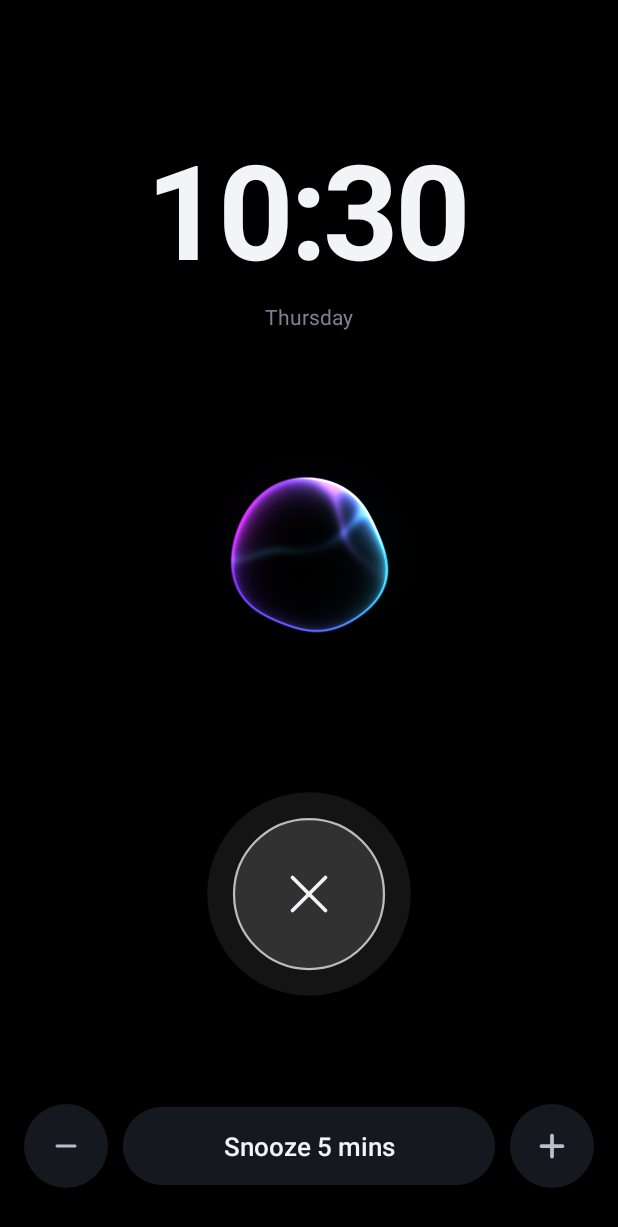
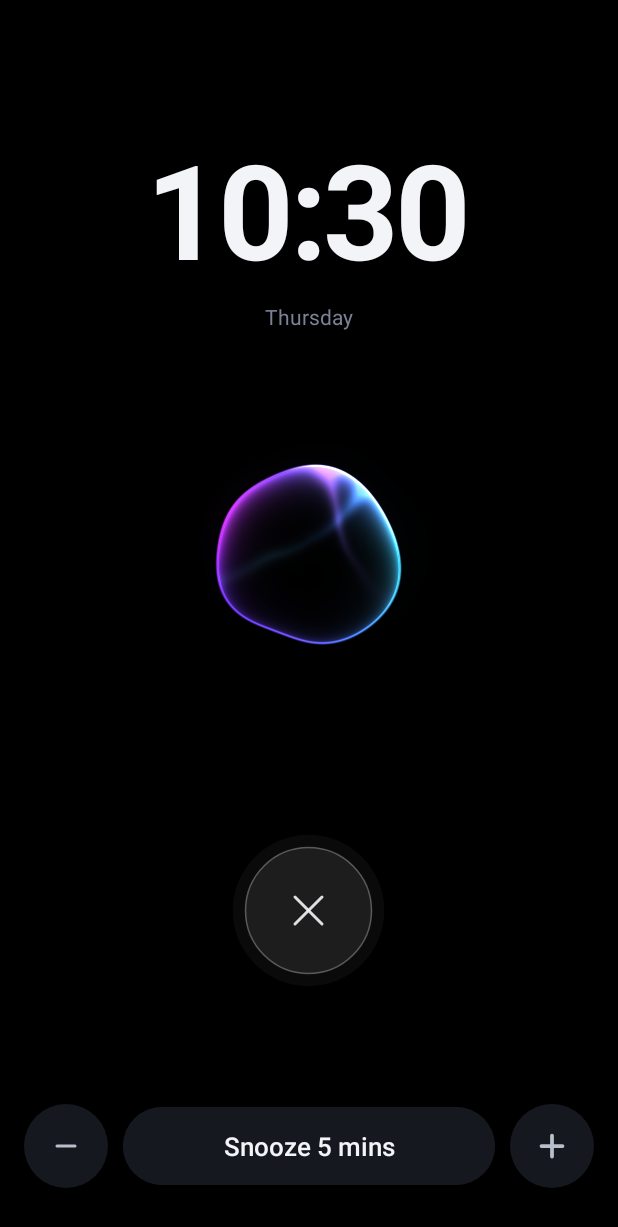
Before and after one commit to Joe-ux-stack/Alarm-Affirmation, an Android app: the AlarmActivity screen opened directly, with no data from a screen before it, on a phone screen of 412 x 824 dp. Shown: the top 1227 px of the screen. Run offline under Robolectric (Android 15) with nearby library versions, the phone set to English and light mode, and no system bars; 1 statement that could not run was skipped.

Commit message:
am/pm tap flips; voice model not loaded on alarm wake + fire log; lighter smaller dismiss; water-like orb from first second; roomier inputs; warmer intention phrasing; 12/24h clock
Co-Authored-By: Claude Opus 5.5 <noreply@anthropic.com>
Claude-Session: https://claude.ai/code/session_01DXvk7QxGbdtrWmEVqhQDjt

```diff
--- a/app/build.gradle.kts
+++ b/app/build.gradle.kts
@@ -11,8 +11,8 @@ android {
         applicationId = "com.whynotyou.alarm"
         minSdk = 26
         targetSdk = 35
-        versionCode = 41
-        versionName = "0.41"
+        versionCode = 42
+        versionName = "0.42"
         ndk { abiFilters += listOf("arm64-v8a") }
     }
 
--- a/app/src/main/java/com/whynotyou/alarm/AlarmActivity.kt
+++ b/app/src/main/java/com/whynotyou/alarm/AlarmActivity.kt
@@ -72,6 +72,7 @@ class AlarmActivity : AppCompatActivity() {
         alarm = AlarmStore.get(this, id) ?: Alarm.new()
 
         showOverLockScreen()
+        if (!preview && !timerMode) AlarmScheduler.onShown(this)
 
         snooze = findViewById(R.id.btn_snooze); dismiss = findViewById(R.id.btn_dismiss)
         ringControls = findViewById(R.id.ring_controls); snoozeRow = findViewById(R.id.row_snooze)
@@ -79,7 +80,9 @@ class AlarmActivity : AppCompatActivity() {
         briefView = findViewById(R.id.txt_brief)
         orb = findViewById(R.id.orb)
 
-        clock.text = SimpleDateFormat("H:mm", Locale.getDefault()).format(Date())
+        val clockFmt = SimpleDateFormat(if (android.text.format.DateFormat.is24HourFormat(this)) "H:mm" else "h:mm", Locale.getDefault())
+        val clockTick = object : Runnable { override fun run() { clock.text = clockFmt.format(Date()); ui.postDelayed(this, 10_000) } }
+        clockTick.run()
         sub.text = if (timerMode) "Timer" else SimpleDateFormat("EEEE", Locale.getDefault()).format(Date())
 
         if (!preview) {
@@ -185,22 +188,22 @@ class AlarmActivity : AppCompatActivity() {
      */
     private fun followFile(uri: Uri, during: Phase) {
         visualizer?.release(); visualizer = null
-        Thread {
-            val env = Envelope.of(this, uri)
-            runOnUiThread {
-                if (phase != during || isFinishing) return@runOnUiThread
-                if (env == null || env.isEmpty()) { attachVisualizer(player?.audioSessionId ?: 0); return@runOnUiThread }
+        val env = Envelope.stream(this, uri)
         val r = object : Runnable {
             override fun run() {
                 if (phase != during) return
                 val p = player ?: return
-                        orb.setLevel(if (p.isPlaying) Envelope.at(env, p.currentPosition + 40) else 0f)
+                val v = env.at(p.currentPosition + 40)
+                when {
+                    !p.isPlaying -> orb.setLevel(0f)
+                    v >= 0f -> orb.setLevel(v)
+                    env.finished && env.available == 0 -> { attachVisualizer(p.audioSessionId); return }  // couldn't decode
+                    else -> orb.setLevel(0.25f)  // decoder hasn't reached this point yet
+                }
                 ui.postDelayed(this, 16)
             }
         }
         ui.post(r)
-            }
-        }.start()
     }
 
     private var peak = 0.02
--- a/app/src/main/java/com/whynotyou/alarm/App.kt
+++ b/app/src/main/java/com/whynotyou/alarm/App.kt
@@ -20,8 +20,6 @@ class App : Application(), androidx.work.Configuration.Provider {
             } catch (_: Throwable) {}
             prev?.uncaughtException(t, e)
         }
-        try { VoiceWarmup.start(this) } catch (_: Throwable) {}
-        try { GuardService.start(this) } catch (_: Throwable) {}
         try { EveningPlan.schedule(this) } catch (_: Throwable) {}
     }
     companion object {
--- a/app/src/main/java/com/whynotyou/alarm/Brief.kt
+++ b/app/src/main/java/com/whynotyou/alarm/Brief.kt
@@ -98,7 +98,7 @@ object Brief {
             if (rest > 0) parts += "And $rest more ${if (rest == 1) "thing" else "things"} later."
         }
 
-        intention(c).takeIf { it.isNotBlank() }?.let { parts += "Today you will $it." }
+        intention(c).takeIf { it.isNotBlank() }?.let { parts += Phrase.intention(it, now) }
         return parts.joinToString(" ")
     }
 
--- a/app/src/main/java/com/whynotyou/alarm/Envelope.kt
+++ b/app/src/main/java/com/whynotyou/alarm/Envelope.kt
@@ -9,26 +9,49 @@ import java.nio.ByteOrder
 import kotlin.math.sqrt
 
 /**
- * Loudness of an audio file, one value per 20 ms, normalised to 0..1. Decoded straight from the
- * file (no microphone permission needed), so the orb can follow exactly what is being played.
+ * Loudness of an audio file, one value per 20 ms, 0..1. Decoded straight from the file (no mic
+ * permission). Streams: values become available as decoding runs, so the orb reacts from the
+ * first second of a long song. Normalisation is causal (beats above the recent average, scaled by
+ * a slowly-forgetting peak), so early values don't depend on the rest of the file.
  */
-object Envelope {
+class Envelope private constructor() {
+    @Volatile var available = 0; private set
+    @Volatile var finished = false; private set
+    private var data = FloatArray(4096)
+
+    fun at(positionMs: Long): Float {
+        val i = (positionMs / FRAME_MS).toInt()
+        return if (i in 0 until available) data[i] else -1f
+    }
+
+    private fun push(v: Float) {
+        if (available == data.size) data = data.copyOf(data.size * 2)
+        data[available] = v; available++
+    }
+
+    companion object {
         const val FRAME_MS = 20
 
-    fun of(c: Context, uri: Uri): FloatArray? = try {
+        /** Starts decoding on a background thread and returns immediately. */
+        fun stream(c: Context, uri: Uri): Envelope {
+            val env = Envelope()
+            Thread({ try { decode(c, uri, env) } catch (_: Throwable) {} finally { env.finished = true } }, "envelope").start()
+            return env
+        }
+
+        private fun decode(c: Context, uri: Uri, env: Envelope) {
             val ex = MediaExtractor(); ex.setDataSource(c, uri, null)
-        val track = (0 until ex.trackCount).firstOrNull { ex.getTrackFormat(it).getString(MediaFormat.KEY_MIME)?.startsWith("audio/") == true }
-            ?: return null
+            val track = (0 until ex.trackCount).firstOrNull { ex.getTrackFormat(it).getString(MediaFormat.KEY_MIME)?.startsWith("audio/") == true } ?: return
             ex.selectTrack(track)
             val fmt = ex.getTrackFormat(track)
             val codec = MediaCodec.createDecoderByType(fmt.getString(MediaFormat.KEY_MIME)!!)
             codec.configure(fmt, null, null, 0); codec.start()
-        var rate = fmt.getInteger(MediaFormat.KEY_SAMPLE_RATE); var ch = fmt.getInteger(MediaFormat.KEY_CHANNEL_COUNT)
-        val frames = ArrayList<Float>()
-        var acc = 0.0; var n = 0; var perFrame = rate * ch * FRAME_MS / 1000
+            var perFrame = fmt.getInteger(MediaFormat.KEY_SAMPLE_RATE) * fmt.getInteger(MediaFormat.KEY_CHANNEL_COUNT) * FRAME_MS / 1000
+            var acc = 0.0; var n = 0
+            var slow = -1f; var peak = 0.02f
             val info = MediaCodec.BufferInfo(); var inDone = false; var outDone = false
-        val maxFrames = 15 * 60 * 1000 / FRAME_MS   // 15 min cap
-        while (!outDone && frames.size < maxFrames) {
+            val maxFrames = 15 * 60 * 1000 / FRAME_MS
+            while (!outDone && env.available < maxFrames) {
                 if (!inDone) {
                     val i = codec.dequeueInputBuffer(5_000)
                     if (i >= 0) {
@@ -39,36 +62,26 @@ object Envelope {
                 }
                 val o = codec.dequeueOutputBuffer(info, 5_000)
                 if (o == MediaCodec.INFO_OUTPUT_FORMAT_CHANGED) {
-                val f = codec.outputFormat; rate = f.getInteger(MediaFormat.KEY_SAMPLE_RATE); ch = f.getInteger(MediaFormat.KEY_CHANNEL_COUNT)
-                perFrame = rate * ch * FRAME_MS / 1000
+                    val f = codec.outputFormat
+                    perFrame = f.getInteger(MediaFormat.KEY_SAMPLE_RATE) * f.getInteger(MediaFormat.KEY_CHANNEL_COUNT) * FRAME_MS / 1000
                 } else if (o >= 0) {
                     val sb = codec.getOutputBuffer(o)!!.order(ByteOrder.LITTLE_ENDIAN).asShortBuffer()
                     while (sb.hasRemaining()) {
                         val s = sb.get() / 32768.0; acc += s * s; n++
-                    if (n >= perFrame) { frames.add(sqrt(acc / n).toFloat()); acc = 0.0; n = 0 }
+                        if (n >= perFrame) {
+                            val rms = sqrt(acc / n).toFloat(); acc = 0.0; n = 0
+                            if (slow < 0f) slow = rms
+                            slow += (rms - slow) * 0.033f                      // ~0.6 s average
+                            val beat = (rms - 0.7f * slow).coerceAtLeast(0f)   // what stands out right now
+                            peak = maxOf(peak * 0.9985f, beat, 0.004f)         // forgets over ~15 s
+                            env.push(Math.pow((beat / peak).coerceIn(0f, 1f).toDouble(), 0.8).toFloat())
+                        }
                     }
                     codec.releaseOutputBuffer(o, false)
                     if (info.flags and MediaCodec.BUFFER_FLAG_END_OF_STREAM != 0) outDone = true
                 }
             }
             codec.stop(); codec.release(); ex.release()
-        normalise(frames.toFloatArray())
-    } catch (e: Throwable) { null }
-
-    /** Scale so speech peaks reach ~1 and quiet passages stay low (95th percentile as the ceiling). */
-    private fun normalise(raw: FloatArray): FloatArray {
-        if (raw.isEmpty()) return raw
-        // music is loud all the time: subtract a slow (~0.6 s) average so beats and syllables stand out
-        val a = FloatArray(raw.size); var slow = raw[0]
-        for (i in raw.indices) { slow += (raw[i] - slow) * 0.033f; a[i] = (raw[i] - 0.75f * slow).coerceAtLeast(0f) }
-        val sorted = a.sortedArray()
-        val ceil = sorted[(sorted.size * 0.95).toInt().coerceAtMost(sorted.size - 1)].coerceAtLeast(0.01f)
-        val floor = sorted[(sorted.size * 0.10).toInt()]
-        return FloatArray(a.size) { i -> (((a[i] - floor) / (ceil - floor)).coerceIn(0f, 1f)).let { Math.pow(it.toDouble(), 0.7).toFloat() } }
-    }
-
-    fun at(env: FloatArray, positionMs: Long): Float {
-        val i = (positionMs / FRAME_MS).toInt()
-        return if (i in env.indices) env[i] else 0f
         }
     }
+}
--- a/app/src/main/java/com/whynotyou/alarm/MainActivity.kt
+++ b/app/src/main/java/com/whynotyou/alarm/MainActivity.kt
@@ -30,6 +30,8 @@ class MainActivity : AppCompatActivity() {
 
     override fun onCreate(savedInstanceState: Bundle?) {
         super.onCreate(savedInstanceState)
+        try { VoiceWarmup.start(this) } catch (_: Throwable) {}
+        try { GuardService.start(this) } catch (_: Throwable) {}
         setContentView(R.layout.activity_main)
 
         tabAlarm = findViewById(R.id.tab_alarm); tabTimer = findViewById(R.id.tab_timer); tabStopwatch = findViewById(R.id.tab_stopwatch)
--- a/app/src/main/java/com/whynotyou/alarm/MessagesActivity.kt
+++ b/app/src/main/java/com/whynotyou/alarm/MessagesActivity.kt
@@ -109,6 +109,10 @@ class MessagesActivity : AppCompatActivity() {
 
     override fun onResume() {
         super.onResume(); refresh(); renderVoiceRows()
+        AlarmScheduler.lastFireLog(this)?.let { log ->
+            val p = findViewById<TextView>(R.id.txt_probe); p.visibility = View.VISIBLE
+            if (!p.text.contains("Last alarm")) p.text = log + (if (p.text.isNotBlank()) "\n" + p.text else "")
+        }
         findViewById<TextView>(R.id.txt_plan_setting).text = if (EveningPlan.isOn(this)) EveningPlan.hour(this).let { h -> "%d:%02d %s".format(if (h % 12 == 0) 12 else h % 12, EveningPlan.minute(this), if (h < 12) "am" else "pm") } else "Off"
         findViewById<TextView>(R.id.txt_phonedown).text = if (PhoneDown.isEnabled(this)) "${PhoneDown.limitMin(this)} min" else "Off"
     }
--- a/app/src/main/java/com/whynotyou/alarm/OrbView.kt
+++ b/app/src/main/java/com/whynotyou/alarm/OrbView.kt
@@ -38,8 +38,8 @@ class OrbView @JvmOverloads constructor(context: Context, attrs: AttributeSet? =
     private val ticker = ValueAnimator.ofFloat(0f, 1f).apply {
         duration = 1000; repeatCount = ValueAnimator.INFINITE; interpolator = LinearInterpolator()
         addUpdateListener {
-            t += (1f / 60f) * (if (mode == Mode.SPEAK) 0.6f + 2.4f * level else 1f)
-            level += (targetLevel - level) * (if (targetLevel > level) 0.8f else 0.3f)
+            t += (1f / 60f) * (if (mode == Mode.SPEAK) 0.8f + 3.2f * level else 1f)
+            level += (targetLevel - level) * (if (targetLevel > level) 0.30f else 0.10f)
             invalidate()
         }
     }
@@ -103,10 +103,10 @@ float3 ribbon(float2 p,float seed,float t,float3 colA,float3 colB,float w){
 }
 half4 main(float2 fragCoord){
   float2 uv=(fragCoord-0.5*iResolution)/min(iResolution.x,iResolution.y);
-  float R=(0.22+0.15*iEnergy)*iScale;
+  float R=(0.27+0.045*iEnergy)*iScale;
   float ang=atan(uv.y,uv.x);
   // strongly deformed: big slow lobes
-  float wob=(sin(ang*2.0+iTime*0.5)*0.5+sin(ang*3.0-iTime*0.4)*0.6+sin(ang*5.0+iTime*0.7)*0.25+sin(ang*6.0-iTime*0.9)*0.1)*(0.008+0.040*iEnergy);
+  float wob=(sin(ang*2.0+iTime*0.5)*0.5+sin(ang*3.0-iTime*0.4)*0.6+sin(ang*5.0+iTime*0.7)*0.25+sin(ang*6.0-iTime*0.9)*0.1)*(0.010+0.060*iEnergy);
   float r=length(uv);
   float Rw=R+wob;
   float aa=1.5/min(iResolution.x,iResolution.y);
--- a/app/src/main/java/com/whynotyou/alarm/SwipeDismissView.kt
+++ b/app/src/main/java/com/whynotyou/alarm/SwipeDismissView.kt
@@ -24,12 +24,12 @@ class SwipeDismissView @JvmOverloads constructor(context: Context, attrs: Attrib
     var onDismiss: (() -> Unit)? = null
 
     private val d = resources.displayMetrics.density
-    private val baseR = 50f * d
-    private val fill = Paint(Paint.ANTI_ALIAS_FLAG).apply { style = Paint.Style.FILL; color = 0x1FFFFFFF }
-    private val stroke = Paint(Paint.ANTI_ALIAS_FLAG).apply { style = Paint.Style.STROKE; strokeWidth = 1.5f * d; color = 0xB3FFFFFF.toInt() }
-    private val halo = Paint(Paint.ANTI_ALIAS_FLAG).apply { style = Paint.Style.FILL; color = 0x14FFFFFF }
+    private val baseR = 42f * d
+    private val fill = Paint(Paint.ANTI_ALIAS_FLAG).apply { style = Paint.Style.FILL; color = 0x14FFFFFF }
+    private val stroke = Paint(Paint.ANTI_ALIAS_FLAG).apply { style = Paint.Style.STROKE; strokeWidth = 1f * d; color = 0x4DFFFFFF }
+    private val halo = Paint(Paint.ANTI_ALIAS_FLAG).apply { style = Paint.Style.FILL; color = 0x0AFFFFFF }
     private val ring = Paint(Paint.ANTI_ALIAS_FLAG).apply { style = Paint.Style.STROKE; strokeWidth = 1.5f * d; color = 0x66FFFFFF }
-    private val xPaint = Paint(Paint.ANTI_ALIAS_FLAG).apply { style = Paint.Style.STROKE; strokeWidth = 2.5f * d; strokeCap = Paint.Cap.ROUND; color = 0xFFF2F4F8.toInt() }
+    private val xPaint = Paint(Paint.ANTI_ALIAS_FLAG).apply { style = Paint.Style.STROKE; strokeWidth = 2f * d; strokeCap = Paint.Cap.ROUND; color = 0xE6F2F4F8.toInt() }
 
     private var drag = 0f          // current ring radius beyond the circle, px
     private var dragging = false
@@ -49,21 +49,21 @@ class SwipeDismissView @JvmOverloads constructor(context: Context, attrs: Attrib
     override fun onDraw(c: Canvas) {
         val cx = width / 2f; val cy = height / 2f
         val breathe = (sin(t * 2 * PI / 2.4).toFloat() + 1f) / 2f
-        val haloR = baseR + 10 * d + 8 * d * breathe
+        val haloR = baseR + 8 * d + 6 * d * breathe
         val progress = if (threshold() > 0) (drag / threshold()).coerceIn(0f, 1f) else 0f
 
         // idle halo, then the drag ring that follows the finger
-        halo.alpha = (0x14 + 0x20 * progress).toInt()
+        halo.alpha = (0x0A + 0x18 * progress).toInt()
         c.drawCircle(cx, cy, max(haloR, baseR + drag), halo)
         if (drag > 0f) {
             ring.alpha = (0x40 + 0xBF * progress).toInt()
             c.drawCircle(cx, cy, baseR + drag, ring)
         }
         // glass button
-        fill.alpha = (0x1F + 0x30 * progress).toInt()
+        fill.alpha = (0x14 + 0x24 * progress).toInt()
         c.drawCircle(cx, cy, baseR, fill)
         c.drawCircle(cx, cy, baseR, stroke)
-        val s = 11 * d
+        val s = 9 * d
         c.drawLine(cx - s, cy - s, cx + s, cy + s, xPaint)
         c.drawLine(cx + s, cy - s, cx - s, cy + s, xPaint)
     }
--- a/app/src/main/res/layout/activity_alarm.xml
+++ b/app/src/main/res/layout/activity_alarm.xml
@@ -68,8 +68,8 @@
 
         <com.whynotyou.alarm.SwipeDismissView
             android:id="@+id/btn_dismiss"
-            android:layout_width="232dp"
-            android:layout_height="232dp"
+            android:layout_width="210dp"
+            android:layout_height="210dp"
             android:contentDescription="Swipe to stop"
             android:layout_marginBottom="20dp" />
 
```
Also changed, not shown: app/src/main/java/com/whynotyou/alarm/AlarmScheduler.kt (+13 -1 lines), app/src/main/java/com/whynotyou/alarm/PhoneDownActivity.kt (+7 -2 lines), app/src/main/java/com/whynotyou/alarm/Phrase.kt (added, +27 -0 lines), app/src/main/java/com/whynotyou/alarm/WheelView.kt (+14 -1 lines), app/src/main/res/layout/sheet_plan.xml (+6 -4 lines). Lines whose indentation alone changed are shown as unchanged.
